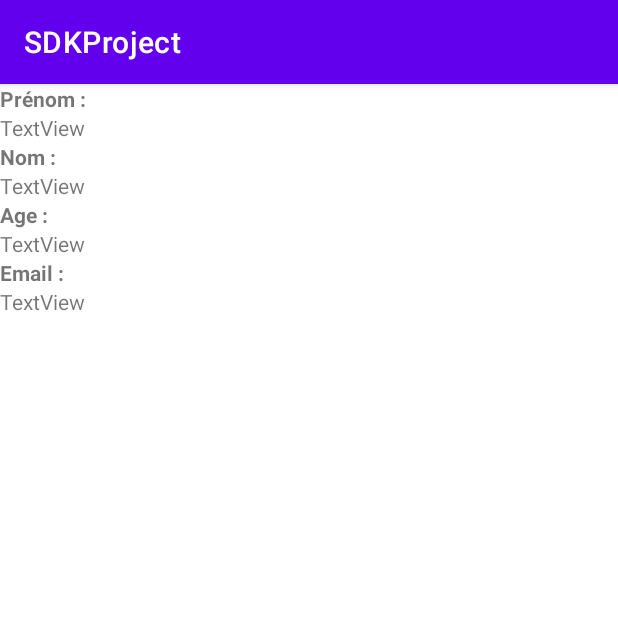
After one commit to GabrielMarugan/SDKProject, an Android app: the ViewProfilActivity screen opened directly, with no data from a screen before it, on a phone screen of 412 x 824 dp, the top half of it. The commit adds this screen. Run offline under Robolectric (Android 15) with nearby library versions, the phone set to English and light mode, and no system bars; our stand-ins replace Volley; network calls fail; 1 statement that could not run was skipped.

Commit message:
Ajout d'une seconde Activity (Profil User)

```diff
--- a/app/src/main/AndroidManifest.xml
+++ b/app/src/main/AndroidManifest.xml
@@ -16,6 +16,9 @@
         android:theme="@style/Theme.SDKProject"
         tools:targetApi="31">
         <activity
+            android:name=".ViewProfilActivity"
+            android:exported="false" />
+        <activity
             android:name=".MainActivity"
             android:exported="true">
             <intent-filter>
--- a/app/src/main/java/com/example/sdkproject/MainActivity.java
+++ b/app/src/main/java/com/example/sdkproject/MainActivity.java
@@ -4,10 +4,12 @@ import androidx.appcompat.app.AppCompatActivity;
 import androidx.recyclerview.widget.LinearLayoutManager;
 import androidx.recyclerview.widget.RecyclerView;
 
+import android.content.Intent;
 import android.os.Bundle;
 import android.util.Log;
 import android.view.View;
 import android.widget.Button;
+import android.widget.TextView;
 
 import com.android.volley.toolbox.JsonObjectRequest;
 
@@ -54,11 +56,11 @@ public class MainActivity extends AppCompatActivity {
         );
 
         RequestManager.getInstance(this).addToRequestQueue(jsonObjectRequest);
-        final Button button = findViewById(R.id.btnLirePlus);
 
 
 
     }
 
 
+
 }
--- /dev/null
+++ b/app/src/main/java/com/example/sdkproject/ViewProfilActivity.java
@@ -0,0 +1,64 @@
+package com.example.sdkproject;
+
+import androidx.appcompat.app.AppCompatActivity;
+import androidx.recyclerview.widget.LinearLayoutManager;
+import androidx.recyclerview.widget.RecyclerView;
+
+import android.content.Intent;
+import android.os.Bundle;
+import android.util.Log;
+import android.widget.TextView;
+
+import com.android.volley.toolbox.JsonObjectRequest;
+
+import org.json.JSONArray;
+import org.json.JSONException;
+import org.json.JSONObject;
+
+import java.util.ArrayList;
+
+public class ViewProfilActivity extends AppCompatActivity {
+
+
+    @Override
+    protected void onCreate(Bundle savedInstanceState) {
+        super.onCreate(savedInstanceState);
+        setContentView(R.layout.activity_view_profil);
+
+
+        //récupération de l'identifiant user
+        Intent intent = getIntent();
+        String idUser = intent.getStringExtra("idUser");
+        TextView tvItemProfileUserFirstName = findViewById(R.id.tvItemProfilUserFirstName);
+        TextView tvItemProfileUserLastName = findViewById(R.id.tvItemProfilUserLastName);
+        TextView tvItemProfileUserAge = findViewById(R.id.tvItemProfilUseAge);
+        TextView tvItemProfileUserEmail = findViewById(R.id.tvItemProfilUserEmail);
+        // je retire "écrit par: " que j'ai rajouté dans l'affichage pour récupérer l'idUser
+        idUser = idUser.substring(11);
+        Log.d("TestIdUser",idUser);
+
+
+
+
+        JsonObjectRequest jsonObjectRequest = new JsonObjectRequest(
+                "https://dummyjson.com/users/"+idUser,
+                response -> {
+                    try {
+                        tvItemProfileUserFirstName.setText(response.getString("firstName"));
+                        tvItemProfileUserLastName.setText(response.getString("lastName"));
+                        Integer TempAge = response.getInt("age");
+                        tvItemProfileUserAge.setText(TempAge.toString());
+                        tvItemProfileUserEmail.setText(response.getString("email"));
+
+
+                    } catch (JSONException e){
+                        e.printStackTrace();
+                    }
+                },
+                error -> Log.d("volley",error.toString())
+        );
+
+        RequestManager.getInstance(this).addToRequestQueue(jsonObjectRequest);
+
+    }
+}
--- /dev/null
+++ b/app/src/main/res/layout/activity_view_profil.xml
@@ -0,0 +1,62 @@
+<?xml version="1.0" encoding="utf-8"?>
+<LinearLayout xmlns:android="http://schemas.android.com/apk/res/android"
+    xmlns:app="http://schemas.android.com/apk/res-auto"
+    xmlns:tools="http://schemas.android.com/tools"
+    android:layout_width="match_parent"
+    android:layout_height="wrap_content"
+    android:orientation="vertical"
+    tools:context=".ViewProfilActivity">
+
+    <TextView
+        android:id="@+id/tvLabelUserFirtName"
+        android:layout_width="match_parent"
+        android:layout_height="wrap_content"
+        android:text="@string/tvLabelUserFirstName"
+        android:textStyle="bold" />
+
+    <TextView
+        android:id="@+id/tvItemProfilUserFirstName"
+        android:layout_width="match_parent"
+        android:layout_height="wrap_content"
+        android:text="TextView" />
+
+    <TextView
+        android:id="@+id/tvLabelUserLastName"
+        android:layout_width="match_parent"
+        android:layout_height="wrap_content"
+        android:text="@string/tvLabelUserLastName"
+        android:textStyle="bold" />
+
+    <TextView
+        android:id="@+id/tvItemProfilUserLastName"
+        android:layout_width="match_parent"
+        android:layout_height="wrap_content"
+        android:text="TextView" />
+
+    <TextView
+        android:id="@+id/tvLabelUserAge"
+        android:layout_width="match_parent"
+        android:layout_height="wrap_content"
+        android:text="@string/tvLabelUserAge"
+        android:textStyle="bold" />
+
+    <TextView
+        android:id="@+id/tvItemProfilUseAge"
+        android:layout_width="match_parent"
+        android:layout_height="wrap_content"
+        android:text="TextView" />
+
+    <TextView
+        android:id="@+id/tvLabelUserEmail"
+        android:layout_width="match_parent"
+        android:layout_height="wrap_content"
+        android:text="@string/tvLabelUserEmail"
+        android:textStyle="bold" />
+
+    <TextView
+        android:id="@+id/tvItemProfilUserEmail"
+        android:layout_width="match_parent"
+        android:layout_height="wrap_content"
+        android:text="TextView" />
+
+</LinearLayout>
--- a/app/src/main/res/values/strings.xml
+++ b/app/src/main/res/values/strings.xml
@@ -5,4 +5,8 @@
     <string name="tvItemPostUser">écrit par :</string>
     <string name="btnLirePlus">Lire plus</string>
     <string name="tvItemPostTag">TextView</string>
+    <string name="tvLabelUserFirstName">Prénom :</string>
+    <string name="tvLabelUserLastName">Nom :</string>
+    <string name="tvLabelUserAge">Age :</string>
+    <string name="tvLabelUserEmail">Email :</string>
 </resources>
```
Also changed, not shown: app/src/main/java/com/example/sdkproject/PostListAdapter.java (+50 -0 lines), app/src/main/res/layout/item_post.xml (+5 -2 lines).
